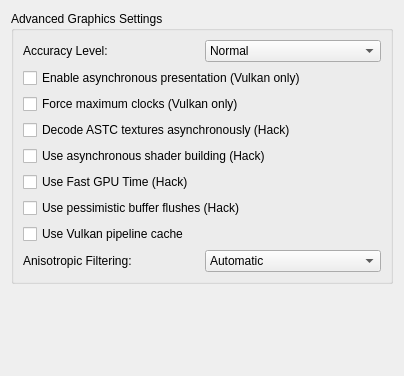
The window that src/yuzu/configuration/configure_graphics_advanced.ui (QuantumGhost/yuzu) describes before a commit, drawn with Qt 5.
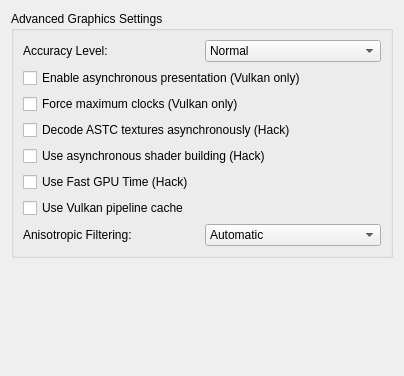
The same window after the commit.

```diff
--- a/src/yuzu/configuration/configure_graphics_advanced.ui
+++ b/src/yuzu/configuration/configure_graphics_advanced.ui
@@ -116,16 +116,6 @@
           </property>
          </widget>
         </item>
-        <item>
-         <widget class="QCheckBox" name="use_pessimistic_flushes">
-          <property name="toolTip">
-           <string>Enables pessimistic buffer flushes. This option will force unmodified buffers to be flushed, which can cost performance.</string>
-          </property>
-          <property name="text">
-           <string>Use pessimistic buffer flushes (Hack)</string>
-          </property>
-         </widget>
-        </item>
         <item>
          <widget class="QCheckBox" name="use_vulkan_driver_pipeline_cache">
           <property name="toolTip">
```
